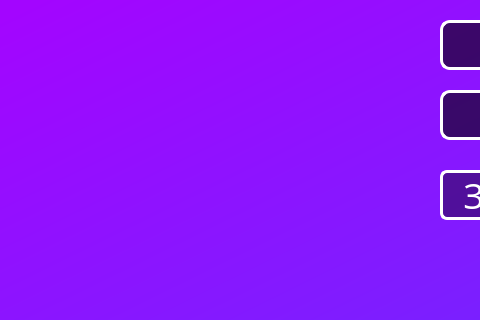
Bubblegubm/appforstaff, file registration.ui: the form before one commit; both pictures show x 0 to 480 and y 400 to 720 of the 1280 by 720 pixel window.
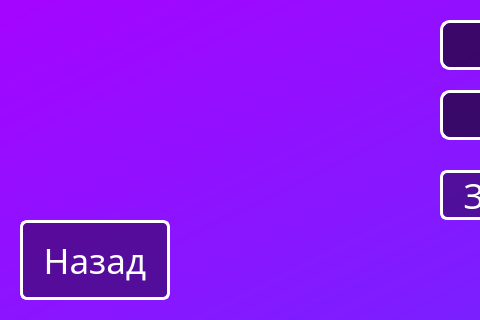
The form after the commit.

Diff of the .ui file:
```diff
--- a/registration.ui
+++ b/registration.ui
@@ -425,6 +425,55 @@
      <set>Qt::AlignCenter</set>
     </property>
    </widget>
+   <widget class="QPushButton" name="ButtonBack">
+    <property name="enabled">
+     <bool>true</bool>
+    </property>
+    <property name="geometry">
+     <rect>
+      <x>20</x>
+      <y>620</y>
+      <width>150</width>
+      <height>80</height>
+     </rect>
+    </property>
+    <property name="maximumSize">
+     <size>
+      <width>16777215</width>
+      <height>16777215</height>
+     </size>
+    </property>
+    <property name="font">
+     <font>
+      <family>Ambient(RUS BY LYAJKA)</family>
+      <pointsize>26</pointsize>
+      <weight>50</weight>
+      <italic>false</italic>
+      <bold>false</bold>
+     </font>
+    </property>
+    <property name="styleSheet">
+     <string notr="true">QPushButton{
+color: rgb(255, 255, 255);
+border: 3px solid rgb(255, 255, 255);
+border-radius: 7px;
+font: 26pt &quot;Ambient(RUS BY LYAJKA)&quot;;
+background-color: rgba(0, 0, 0, 100);
+width: 50px;
+}
+
+QPushButton::hover{
+background-color: rgba(0, 0, 0, 150);
+}
+
+QPushButton::pressed{
+background-color: rgba(0, 0, 0, 200);
+}</string>
+    </property>
+    <property name="text">
+     <string>Назад</string>
+    </property>
+   </widget>
   </widget>
  </widget>
  <resources/>
```
